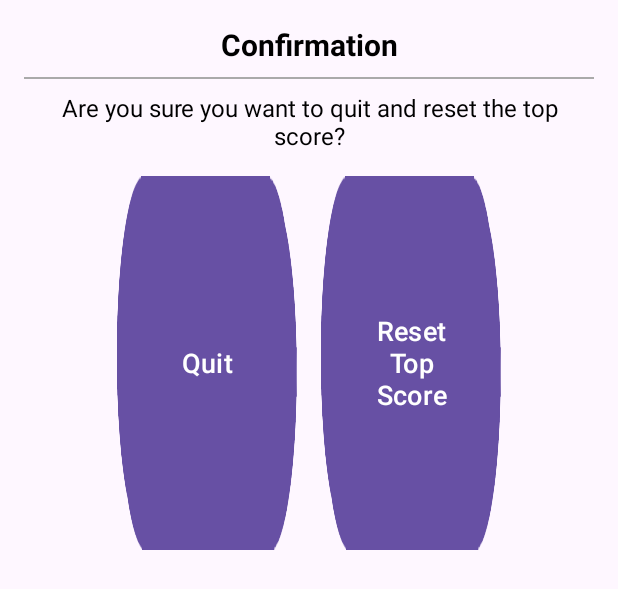
After one commit to M1nexoff/Puzzle15, an Android app: the layout dialog.xml on its own in the app's theme, with its tools: preview values and no code run, on a phone screen of 412 x 824 dp. The commit adds this screen. Shown: the top 589 px of the screen. Run offline under Robolectric (Android 15) with nearby library versions, the phone set to English and light mode, and no system bars.

Commit message:
dwad
dwad

```diff
--- /dev/null
+++ b/app/src/main/res/layout/dialog.xml
@@ -0,0 +1,69 @@
+<!-- res/layout/wooden_dialog.xml -->
+
+<LinearLayout
+    xmlns:android="http://schemas.android.com/apk/res/android"
+    android:layout_width="match_parent"
+    android:layout_height="wrap_content"
+    android:orientation="vertical"
+    android:padding="16dp">
+
+    <!-- Title -->
+    <TextView
+        android:id="@+id/dialogTitle"
+        android:layout_width="match_parent"
+        android:layout_height="wrap_content"
+        android:text="Confirmation"
+        android:textSize="20sp"
+        android:textColor="@android:color/black"
+        android:textStyle="bold"
+        android:gravity="center"/>
+
+    <!-- Divider -->
+    <View
+        android:layout_width="match_parent"
+        android:layout_height="1dp"
+        android:layout_marginTop="8dp"
+        android:layout_marginBottom="8dp"
+        android:background="@android:color/darker_gray"/>
+
+    <!-- Message -->
+    <TextView
+        android:id="@+id/dialogMessage"
+        android:layout_width="match_parent"
+        android:layout_height="wrap_content"
+        android:text="Are you sure you want to quit and reset the top score?"
+        android:textSize="16sp"
+        android:textColor="@android:color/black"
+        android:gravity="center"/>
+
+    <!-- Buttons -->
+    <LinearLayout
+        android:layout_width="match_parent"
+        android:layout_height="wrap_content"
+        android:orientation="horizontal"
+        android:gravity="center"
+        android:layout_marginTop="16dp">
+
+        <!-- Quit Button -->
+        <Button
+            android:id="@+id/btnQuit"
+            android:layout_width="120dp"
+            android:layout_height="wrap_content"
+            android:text="Quit"
+            android:textSize="18sp"
+            android:background="@drawable/free_button"
+            android:textColor="@android:color/white"
+            android:layout_marginEnd="16dp"/>
+
+        <!-- Reset Top Score Button -->
+        <Button
+            android:id="@+id/btnResetTopScore"
+            android:layout_width="120dp"
+            android:layout_height="wrap_content"
+            android:text="Reset Top Score"
+            android:textSize="18sp"
+            android:background="@drawable/free_button"
+            android:textColor="@android:color/white"/>
+    </LinearLayout>
+
+</LinearLayout>
```
Also changed, not shown: app/src/main/java/com/example/puzzle15/MainActivity.java (+23 -14 lines), app/src/main/java/com/example/puzzle15/Point.java (deleted, +0 -16 lines), app/src/main/res/layout/activity_main.xml (+4 -9 lines), app/src/main/res/layout/activity_start.xml (+26 -16 lines), app/src/main/res/layout/win_activity.xml (+22 -16 lines), app/src/main/res/drawable/puzzle.png (added).
